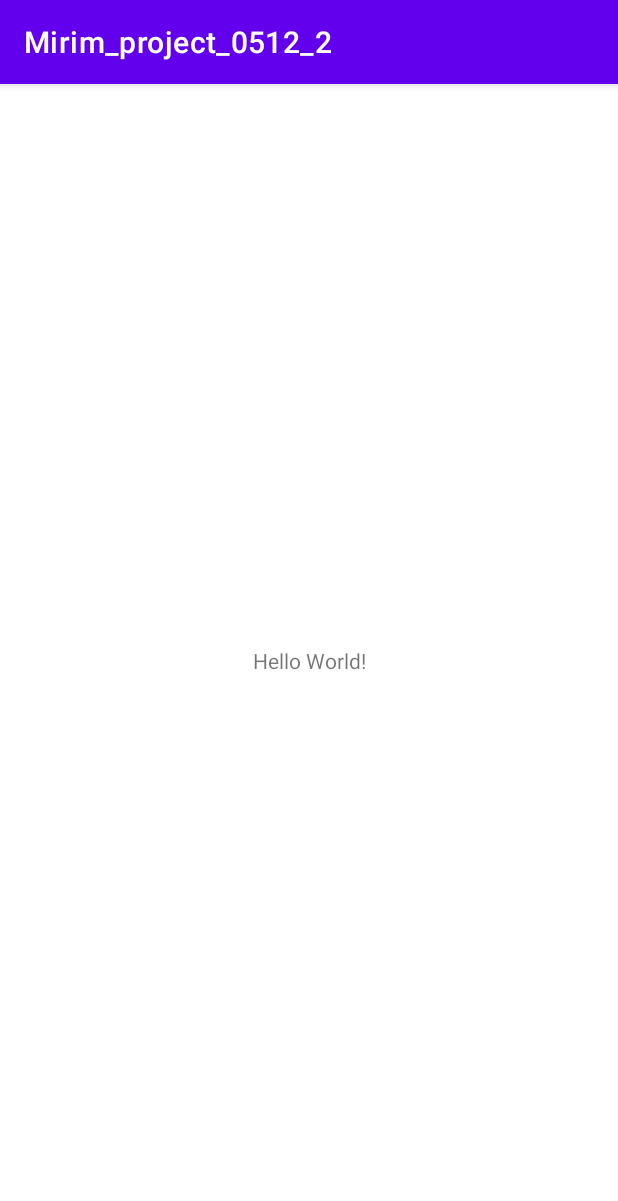
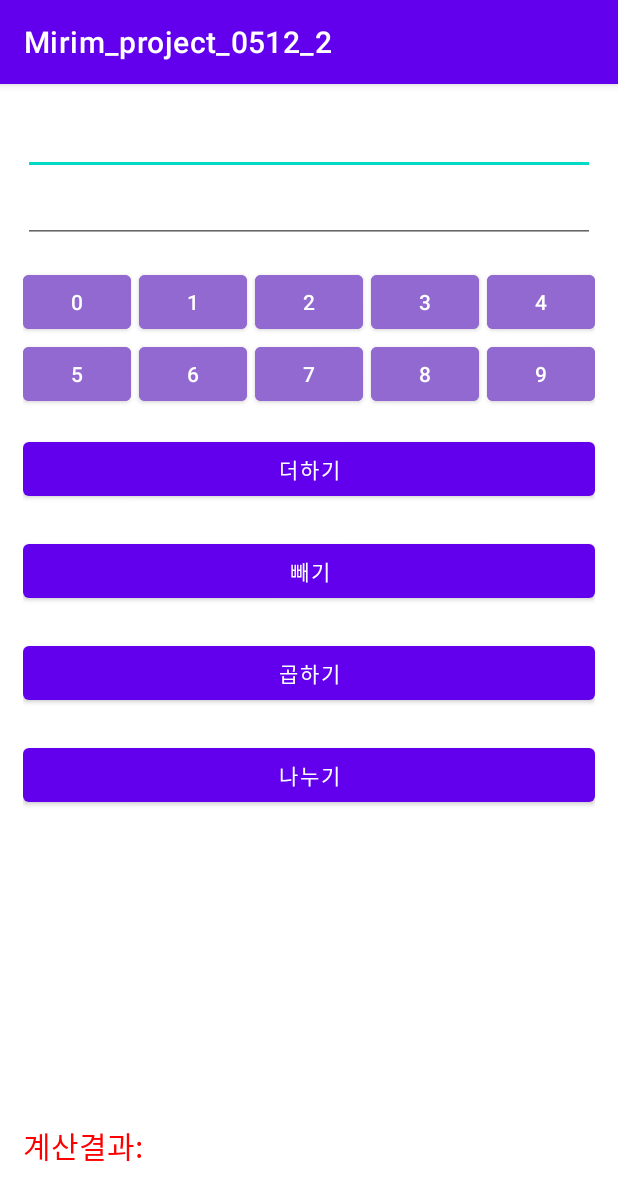
Before and after one commit to kwakkyunghee/Mirim_project_0512_2, an Android app: the screen it shows after launch (MainActivity), on a phone screen of 412 x 824 dp. Shown: the top 1201 px of the screen. Run offline under Robolectric (Android 15) with nearby library versions, the phone set to English and light mode, and no system bars.

Commit message:
실습 5-2 필드 선언까지

```diff
--- a/app/src/main/java/kr/hs/emirims2117/mirim_project_0512_2/MainActivity.java
+++ b/app/src/main/java/kr/hs/emirims2117/mirim_project_0512_2/MainActivity.java
@@ -3,9 +3,16 @@ package kr.hs.emirims2117.mirim_project_0512_2;
 import androidx.appcompat.app.AppCompatActivity;
 
 import android.os.Bundle;
+import android.widget.Button;
+import android.widget.EditText;
+import android.widget.TextView;
 
 public class MainActivity extends AppCompatActivity {
-
+    EditText edit1, edit2;
+    int[] btnNumId = {R.id.btn0, R.id.btn1, R.id.btn2, R.id.btn3, R.id.btn4,
+            R.id.btn5, R.id.btn6, R.id.btn7, R.id.btn8, R.id.btn9};
+    Button[] btnNum = new Button[btnNumId.length];
+    TextView textResult;
     @Override
     protected void onCreate(Bundle savedInstanceState) {
         super.onCreate(savedInstanceState);
--- a/app/src/main/res/layout/activity_main.xml
+++ b/app/src/main/res/layout/activity_main.xml
@@ -1,18 +1,147 @@
 <?xml version="1.0" encoding="utf-8"?>
-<androidx.constraintlayout.widget.ConstraintLayout xmlns:android="http://schemas.android.com/apk/res/android"
+<LinearLayout xmlns:android="http://schemas.android.com/apk/res/android"
     xmlns:app="http://schemas.android.com/apk/res-auto"
     xmlns:tools="http://schemas.android.com/tools"
     android:layout_width="match_parent"
     android:layout_height="match_parent"
+    android:orientation="vertical"
+    android:padding="15dp"
     tools:context=".MainActivity">
 
+    <EditText
+        android:id="@+id/edit1"
+        android:layout_width="match_parent"
+        android:layout_height="wrap_content"/>
+    <EditText
+        android:id="@+id/edit2"
+        android:layout_width="match_parent"
+        android:layout_height="wrap_content"/>
+
+    <TableLayout
+        android:layout_marginTop="15dp"
+        android:layout_marginBottom="15dp"
+        android:layout_width="match_parent"
+        android:layout_height="wrap_content">
+        <TableRow>
+            <Button
+                android:id="@+id/btn0"
+                android:layout_weight="1"
+                android:layout_width="wrap_content"
+                android:layout_height="wrap_content"
+                android:layout_marginRight="5dp"
+                android:backgroundTint="#9268D1"
+                android:text="0"/>
+            <Button
+                android:id="@+id/btn1"
+                android:layout_weight="1"
+                android:layout_width="wrap_content"
+                android:layout_height="wrap_content"
+                android:layout_marginRight="5dp"
+                android:backgroundTint="#9268D1"
+                android:text="1"/>
+            <Button
+                android:id="@+id/btn2"
+                android:layout_weight="1"
+                android:layout_width="wrap_content"
+                android:layout_height="wrap_content"
+                android:layout_marginRight="5dp"
+                android:backgroundTint="#9268D1"
+                android:text="2"/>
+            <Button
+                android:id="@+id/btn3"
+                android:layout_weight="1"
+                android:layout_width="wrap_content"
+                android:layout_height="wrap_content"
+                android:layout_marginRight="5dp"
+                android:backgroundTint="#9268D1"
+                android:text="3"/>
+            <Button
+                android:id="@+id/btn4"
+                android:layout_weight="1"
+                android:layout_width="wrap_content"
+                android:layout_height="wrap_content"
+                android:backgroundTint="#9268D1"
+                android:text="4"/>
+
+        </TableRow>
+        <TableRow>
+            <Button
+                android:id="@+id/btn5"
+                android:layout_weight="1"
+                android:layout_width="wrap_content"
+                android:layout_height="wrap_content"
+                android:layout_marginRight="5dp"
+                android:backgroundTint="#9268D1"
+                android:text="5"/>
+            <Button
+                android:id="@+id/btn6"
+                android:layout_weight="1"
+                android:layout_width="wrap_content"
+                android:layout_height="wrap_content"
+                android:layout_marginRight="5dp"
+                android:backgroundTint="#9268D1"
+                android:text="6"/>
+            <Button
+                android:id="@+id/btn7"
+                android:layout_weight="1"
+                android:layout_width="wrap_content"
+                android:layout_height="wrap_content"
+                android:layout_marginRight="5dp"
+                android:backgroundTint="#9268D1"
+                android:text="7"/>
+            <Button
+                android:id="@+id/btn8"
+                android:layout_weight="1"
+                android:layout_width="wrap_content"
+                android:layout_height="wrap_content"
+                android:layout_marginRight="5dp"
+                android:backgroundTint="#9268D1"
+                android:text="8"/>
+            <Button
+                android:id="@+id/btn9"
+                android:layout_weight="1"
+                android:layout_width="wrap_content"
+                android:layout_height="wrap_content"
+                android:backgroundTint="#9268D1"
+                android:text="9"/>
+
+        </TableRow>
+    </TableLayout>
+
+    <Button
+        android:id="@+id/btn_plus"
+        android:layout_width="match_parent"
+        android:layout_height="wrap_content"
+        android:layout_marginBottom="20dp"
+        android:text="더하기"/>
+    <Button
+        android:id="@+id/btn_minus"
+        android:layout_width="match_parent"
+        android:layout_height="wrap_content"
+        android:layout_marginBottom="20dp"
+        android:text="빼기"/>
+    <Button
+        android:id="@+id/btn_multi"
+        android:layout_width="match_parent"
+        android:layout_height="wrap_content"
+        android:layout_marginBottom="20dp"
+        android:text="곱하기"/>
+    <Button
+        android:id="@+id/btn_divide"
+        android:layout_width="match_parent"
+        android:layout_height="wrap_content"
+        android:layout_marginBottom="20dp"
+        android:text="나누기"/>
+
     <TextView
-        android:layout_width="wrap_content"
-        android:layout_height="wrap_content"
-        android:text="Hello World!"
-        app:layout_constraintBottom_toBottomOf="parent"
-        app:layout_constraintLeft_toLeftOf="parent"
-        app:layout_constraintRight_toRightOf="parent"
-        app:layout_constraintTop_toTopOf="parent" />
+        android:id="@+id/text_result"
+        android:layout_width="match_parent"
+        android:layout_height="match_parent"
+        android:textColor="#ff0000"
+        android:textSize="20sp"
+        android:gravity="bottom"
+        android:layout_marginBottom="30dp"
+        android:text="계산결과: "/>
 
-</androidx.constraintlayout.widget.ConstraintLayout>
+
+</LinearLayout>
```
